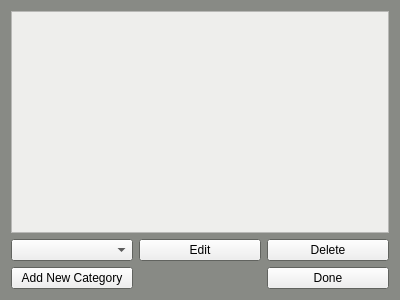
Above: GUI/addcategory.ui from Laucksy/CS-205-Project before the change. Below: the same form after it.
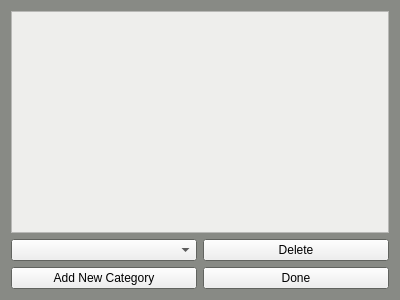
That is the form after the change.

Commit message: Bug fix on category page

```diff
--- a/GUI/addcategory.ui
+++ b/GUI/addcategory.ui
@@ -80,38 +80,7 @@
   <layout class="QVBoxLayout" name="verticalLayout">
    <item>
     <layout class="QGridLayout" name="gridLayout">
-     <item row="2" column="2">
-      <widget class="QPushButton" name="pushButton_2">
-       <property name="text">
-        <string>Done</string>
-       </property>
-      </widget>
-     </item>
-     <item row="1" column="1">
-      <widget class="QPushButton" name="pushButton_3">
-       <property name="text">
-        <string>Edit</string>
-       </property>
-      </widget>
-     </item>
-     <item row="1" column="2">
-      <widget class="QPushButton" name="pushButton_4">
-       <property name="text">
-        <string>Delete</string>
-       </property>
-      </widget>
-     </item>
-     <item row="1" column="0">
-      <widget class="QComboBox" name="comboBox"/>
-     </item>
-     <item row="2" column="0">
-      <widget class="QPushButton" name="pushButton">
-       <property name="text">
-        <string>Add New Category</string>
-       </property>
-      </widget>
-     </item>
-     <item row="0" column="0" colspan="3">
+     <item row="0" column="0" colspan="2">
       <widget class="QTextBrowser" name="textBrowser">
        <property name="palette">
         <palette>
@@ -287,6 +256,30 @@
        </property>
       </widget>
      </item>
+     <item row="1" column="1">
+      <widget class="QPushButton" name="pushButton_4">
+       <property name="text">
+        <string>Delete</string>
+       </property>
+      </widget>
+     </item>
+     <item row="2" column="1">
+      <widget class="QPushButton" name="pushButton_2">
+       <property name="text">
+        <string>Done</string>
+       </property>
+      </widget>
+     </item>
+     <item row="2" column="0">
+      <widget class="QPushButton" name="pushButton">
+       <property name="text">
+        <string>Add New Category</string>
+       </property>
+      </widget>
+     </item>
+     <item row="1" column="0">
+      <widget class="QComboBox" name="comboBox"/>
+     </item>
     </layout>
    </item>
   </layout>
```
The commit also changes 1 other file.
